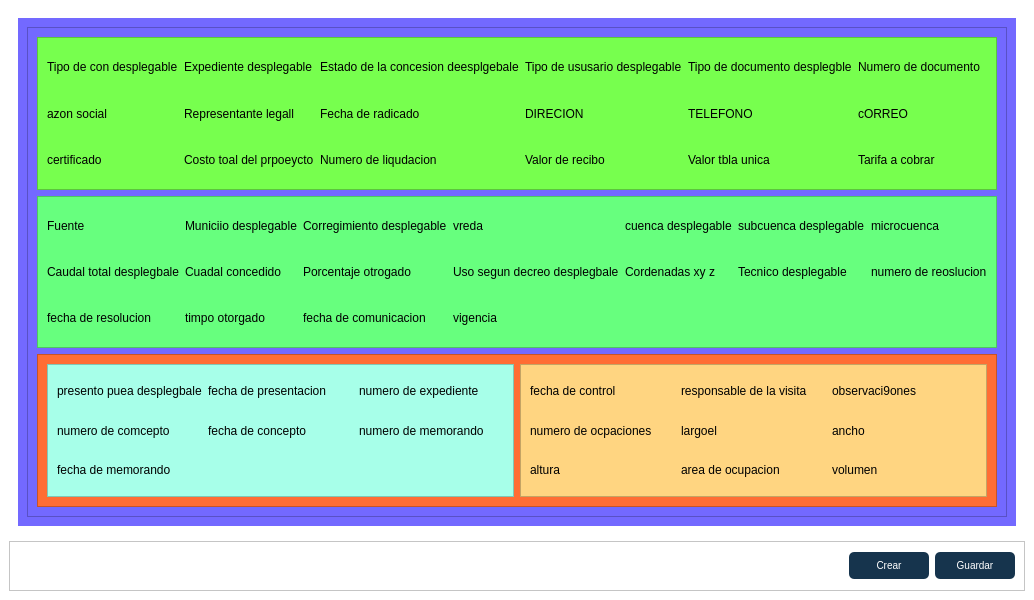
Qt form app/ui/Expediente.ui (Mai1203/Corponari-o-TUA) before a commit.
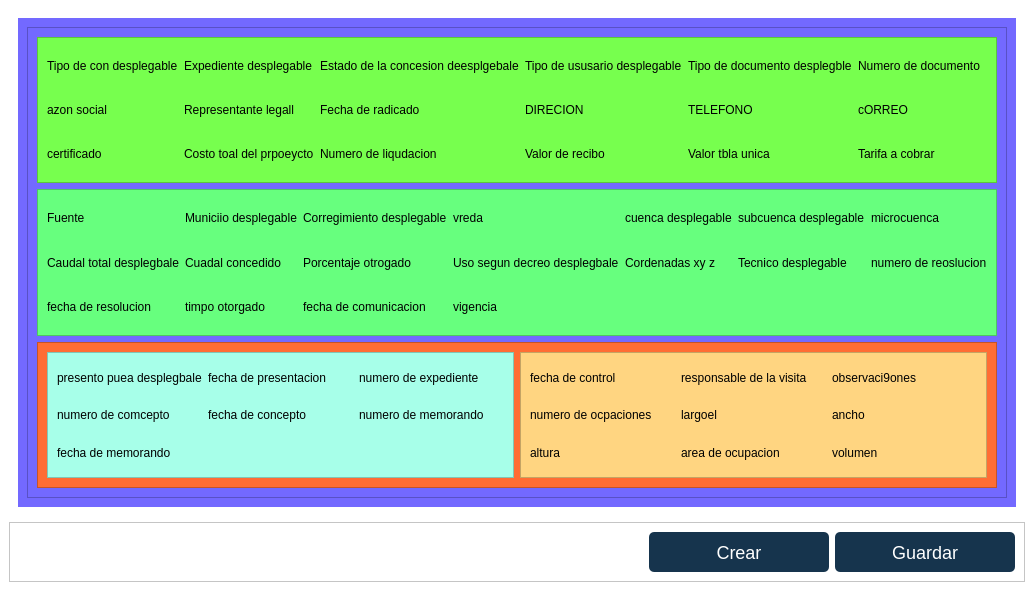
The same form after that commit. Icons and pictures are not drawn.

```diff
--- a/app/ui/Expediente.ui
+++ b/app/ui/Expediente.ui
@@ -6,8 +6,8 @@
    <rect>
     <x>0</x>
     <y>0</y>
-    <width>759</width>
-    <height>600</height>
+    <width>921</width>
+    <height>591</height>
    </rect>
   </property>
   <property name="windowTitle">
@@ -531,8 +531,8 @@
          </property>
          <property name="minimumSize">
           <size>
-           <width>80</width>
-           <height>27</height>
+           <width>180</width>
+           <height>40</height>
           </size>
          </property>
          <property name="cursor">
@@ -545,7 +545,7 @@
     color: white; /* Color del texto */
     padding: 5px 10px; /* Espaciado interno */
     border: none; /* Elimina el borde predeterminado */
-    font-size: 10px; /* Tamaño de fuente */
+    font-size: 18px; /* Tamaño de fuente */
     text-align: center; /* Alinea el texto a la izquierda */
 }
 
@@ -568,6 +568,12 @@
           <iconset>
            <normaloff>../../assets/iconos/anadir.png</normaloff>../../assets/iconos/anadir.png</iconset>
          </property>
+         <property name="iconSize">
+          <size>
+           <width>24</width>
+           <height>24</height>
+          </size>
+         </property>
         </widget>
        </item>
        <item alignment="Qt::AlignRight">
@@ -580,8 +586,8 @@
          </property>
          <property name="minimumSize">
           <size>
-           <width>80</width>
-           <height>27</height>
+           <width>180</width>
+           <height>40</height>
           </size>
          </property>
          <property name="cursor">
@@ -594,7 +600,7 @@
     color: white; /* Color del texto */
     padding: 5px 10px; /* Espaciado interno */
     border: none; /* Elimina el borde predeterminado */
-    font-size: 10px; /* Tamaño de fuente */
+    font-size: 18px; /* Tamaño de fuente */
     text-align: center; /* Alinea el texto a la izquierda */
 }
 
@@ -617,6 +623,12 @@
           <iconset>
            <normaloff>../../assets/iconos/guardar-el-archivo.png</normaloff>../../assets/iconos/guardar-el-archivo.png</iconset>
          </property>
+         <property name="iconSize">
+          <size>
+           <width>24</width>
+           <height>24</height>
+          </size>
+         </property>
         </widget>
        </item>
       </layout>
```
